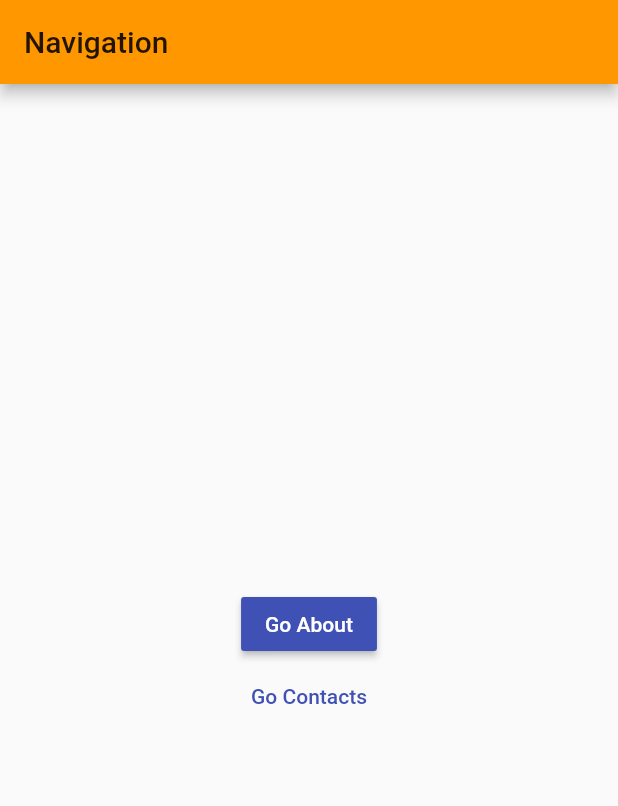
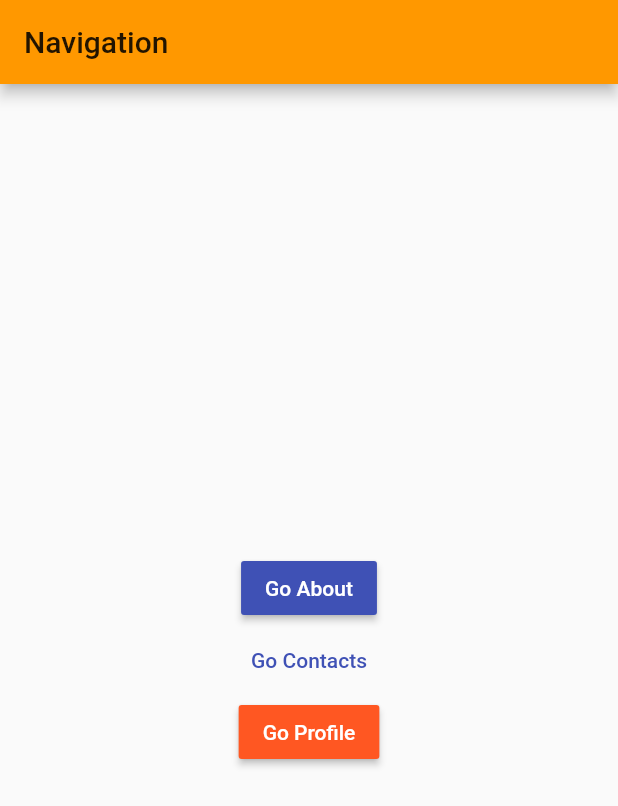
Before and after one commit to ismayilov1995/Flutter_Demo, a Flutter app: the screen it shows after launch, on a phone screen of 412 x 824 dp. Shown: the top 806 px of the screen. Run offline on Flutter 3.47's test engine with Material 2 defaults, Android fonts, the phone set to English and light mode, and no system bars; our stand-ins replace fluttertoast.

```diff
--- a/lib/navigation.dart
+++ b/lib/navigation.dart
@@ -1,6 +1,7 @@
 import 'package:flutter/material.dart';
 import 'package:helloflutter/views/about.dart';
 import 'package:helloflutter/views/contact.dart';
+import 'package:helloflutter/views/profile.dart';
 
 class AppNavigation extends StatelessWidget {
   String title = "Contacts";
@@ -40,6 +41,21 @@ class AppNavigation extends StatelessWidget {
                       MaterialPageRoute(builder: (context) => Contact(title)));
                 },
               ),
+              RaisedButton(
+                child: Text(
+                  'Go Profile',
+                  style: TextStyle(color: Colors.white),
+                ),
+                color: Colors.deepOrange,
+                onPressed: () {
+                  Navigator.push(
+                    context,
+                    MaterialPageRoute(
+                      builder: (context) => Profile("Profile"),
+                    ),
+                  );
+                },
+              ),
             ],
           ),
         ));
```
Also changed, not shown: lib/views/profile.dart (added, +51 -0 lines).
